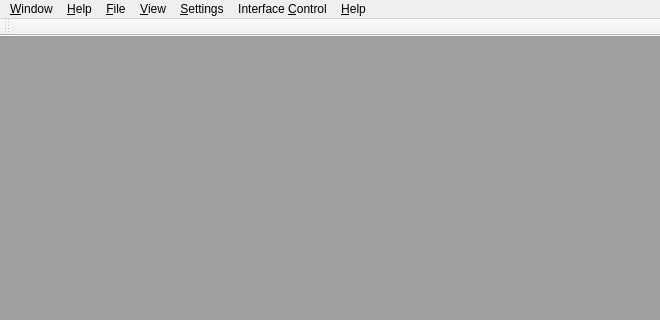
Before: the Qt Designer form soft/zebra-tester/mainwindow.ui in Quenii/ADCEVM, drawn with Qt 5; both pictures show x 0 to 660 and y 0 to 320 of the 660 by 541 pixel window.
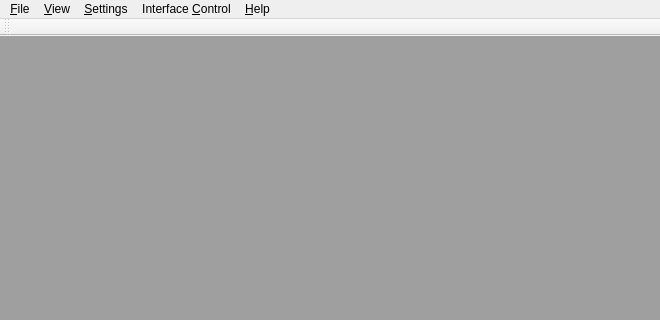
After: the same form once the commit is applied.

What changed in the file:
```diff
--- a/soft/zebra-tester/mainwindow.ui
+++ b/soft/zebra-tester/mainwindow.ui
@@ -35,16 +35,6 @@
      <height>20</height>
     </rect>
    </property>
-   <widget class="QMenu" name="menuWindow">
-    <property name="title">
-     <string>&amp;Window</string>
-    </property>
-   </widget>
-   <widget class="QMenu" name="menuHelp">
-    <property name="title">
-     <string>&amp;Help</string>
-    </property>
-   </widget>
    <widget class="QMenu" name="menu">
     <property name="title">
      <string>&amp;File</string>
@@ -81,8 +71,6 @@
     <addaction name="action_Help_Topics"/>
     <addaction name="action_About_CETC58_DAC_Analyzer"/>
    </widget>
-   <addaction name="menuWindow"/>
-   <addaction name="menuHelp"/>
    <addaction name="menu"/>
    <addaction name="menu_View"/>
    <addaction name="menu_Settings"/>
```
